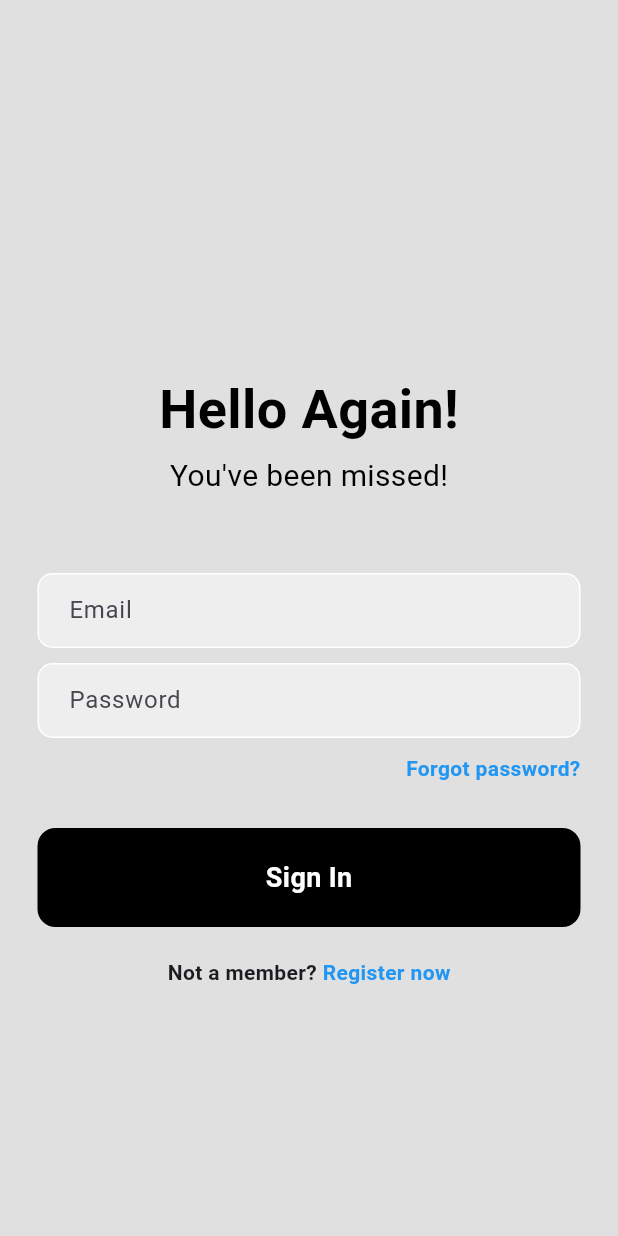
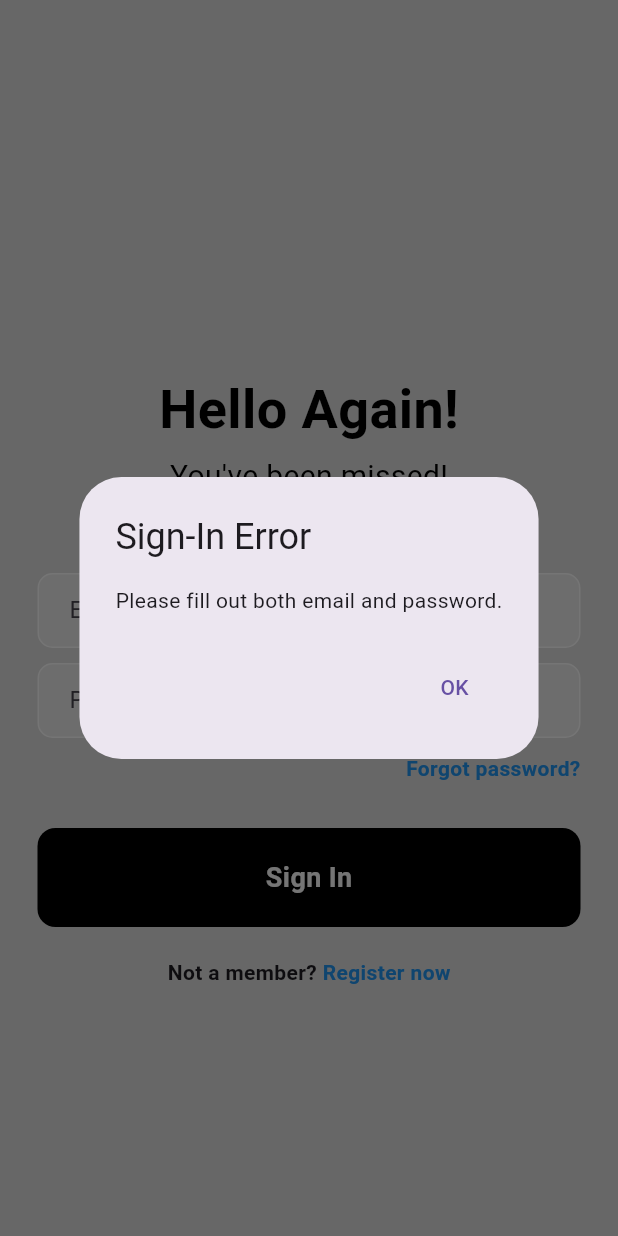
Before and after one commit to AndrewGallovich/TacoPrime, a Flutter app: the screen it shows after launch, after a tap on "Sign In", on a phone screen of 412 x 824 dp. Run offline on Flutter 3.47's test engine with Material 3 defaults, Android fonts, the phone set to English and light mode, and no system bars; our stand-ins replace cloud_firestore, firebase_auth, firebase_core, firebase_database, firebase_messaging, firebase_storage and 3 more; accounts and stored records are empty; key blocks and very long unbroken strings in the code were emptied for the run.

Commit message:
Added error catching and displaying functionality to the login and forgot password page.

```diff
--- a/lib/pages/login_page.dart
+++ b/lib/pages/login_page.dart
@@ -1,6 +1,6 @@
-import "package:firebase_auth/firebase_auth.dart";
-import "package:flutter/material.dart";
-import "package:tacoprime/pages/forgot_password_page.dart";
+import 'package:firebase_auth/firebase_auth.dart';
+import 'package:flutter/material.dart';
+import 'package:tacoprime/pages/forgot_password_page.dart';
 
 class LoginPage extends StatefulWidget {
   final VoidCallback showRegisterPage;
@@ -11,24 +11,100 @@ class LoginPage extends StatefulWidget {
 }
 
 class _LoginPageState extends State<LoginPage> {
-
   // Text Controllers
-
   final _emailController = TextEditingController();
   final _passwordController = TextEditingController();
-
-Future signIn() async {
-  await FirebaseAuth.instance.signInWithEmailAndPassword(
-    email: _emailController.text.trim(),
-    password: _passwordController.text.trim()
-    );
-}
 
   @override
   void dispose() {
     _emailController.dispose();
     _passwordController.dispose();
     super.dispose();
+  }
+
+  // Basic email regex validation
+  bool _emailValid(String email) {
+    final regex = RegExp(
+      r"^[a-zA-Z0-9.!#$%&'*+/=?^_`{|}~-]+@"
+      r"[a-zA-Z0-9-]+(?:\.[a-zA-Z0-9-]+)*$",
+    );
+    return regex.hasMatch(email);
+  }
+
+  // Display an alert dialog with the given error
+  void _showErrorDialog(String message) {
+    showDialog(
+      context: context,
+      builder: (context) => AlertDialog(
+        title: const Text('Sign‐In Error'),
+        content: Text(message),
+        actions: [
+          TextButton(
+            onPressed: () => Navigator.of(context).pop(),
+            child: const Text('OK'),
+          ),
+        ],
+      ),
+    );
+  }
+
+  Future<void> _signIn() async {
+    final email = _emailController.text.trim();
+    final password = _passwordController.text.trim();
+
+    // Validate inputs
+    if (email.isEmpty || password.isEmpty) {
+      _showErrorDialog('Please fill out both email and password.');
+      return;
+    }
+    if (!_emailValid(email)) {
+      _showErrorDialog('Please enter a valid email address.');
+      return;
+    }
+
+    try {
+      // Attempt Firebase sign‑in
+      await FirebaseAuth.instance.signInWithEmailAndPassword(
+        email: email,
+        password: password,
+      );
+      // On success, Firebase will automatically update the auth state
+    } on FirebaseAuthException catch (e) {
+      String errorMessage;
+      switch (e.code) {
+        case 'user-not-found':
+          errorMessage =
+              'No account found for that email. Please register first.';
+          break;
+        case 'wrong-password':
+          errorMessage = 'Incorrect password. Please try again.';
+          break;
+        case 'invalid-email':
+          errorMessage =
+              'The email address is invalid. Please check and try again.';
+          break;
+        case 'user-disabled':
+          errorMessage =
+              'This account has been disabled. Contact support if this seems wrong.';
+          break;
+        case 'too-many-requests':
+          errorMessage =
+              'Too many failed attempts. Please wait a moment and try again.';
+          break;
+        case 'invalid-credential':
+          // covers both wrong-password and user-not-found when enumeration protection is on
+          errorMessage =
+              'Invalid email or password. Please try again.';
+          break;
+        default:
+          errorMessage =
+              e.message ?? 'An unknown error occurred. Please try again.';
+      }
+      _showErrorDialog(errorMessage);
+    } catch (_) {
+      _showErrorDialog(
+          'An unexpected error occurred. Please check your connection and try again.');
+    }
   }
 
   @override
@@ -45,50 +121,37 @@ Future signIn() async {
             child: Column(
               mainAxisAlignment: MainAxisAlignment.center,
               children: [
-
-              SizedBox(height: 25),
-
-              // Hello Again
-
-              Text(
+                const SizedBox(height: 25),
+                const Text(
                   'Hello Again!',
                   style: TextStyle(
                     fontSize: 36,
                     fontWeight: FontWeight.bold,
                     color: Colors.black,
-                )
                   ),
-
-              SizedBox(height: 5),
-
-              Text(
+                ),
+                const SizedBox(height: 5),
+                const Text(
                   'You\'ve been missed!',
-                style: TextStyle(
-                  fontSize: 20,
-                  color: Colors.black,
-                )
+                  style: TextStyle(fontSize: 20, color: Colors.black),
                 ),
-
-
-              SizedBox(height: 50),
+                const SizedBox(height: 50),
 
                 // Email text field
-
                 Padding(
                   padding: const EdgeInsets.symmetric(horizontal: 25),
                   child: Container(
                     decoration: BoxDecoration(
                       color: Colors.grey[200],
-                    border: Border.all(
-                      color: Colors.white,
-                    ),
+                      border: Border.all(color: Colors.white),
                       borderRadius: BorderRadius.circular(10),
                     ),
                     child: Padding(
                       padding: const EdgeInsets.only(left: 20),
                       child: TextField(
                         controller: _emailController,
-                      decoration: InputDecoration(
+                        keyboardType: TextInputType.emailAddress,
+                        decoration: const InputDecoration(
                           hintText: 'Email',
                           border: InputBorder.none,
                         ),
@@ -96,19 +159,15 @@ Future signIn() async {
                     ),
                   ),
                 ),
-
-              SizedBox(height: 10),
+                const SizedBox(height: 10),
 
                 // Password text field
-
                 Padding(
                   padding: const EdgeInsets.symmetric(horizontal: 25),
                   child: Container(
                     decoration: BoxDecoration(
                       color: Colors.grey[200],
-                    border: Border.all(
-                      color: Colors.white,
-                    ),
+                      border: Border.all(color: Colors.white),
                       borderRadius: BorderRadius.circular(10),
                     ),
                     child: Padding(
@@ -116,7 +175,7 @@ Future signIn() async {
                       child: TextField(
                         controller: _passwordController,
                         obscureText: true,
-                      decoration: InputDecoration(
+                        decoration: const InputDecoration(
                           hintText: 'Password',
                           border: InputBorder.none,
                         ),
@@ -124,11 +183,9 @@ Future signIn() async {
                     ),
                   ),
                 ),
-
-              SizedBox(height: 10),
+                const SizedBox(height: 10),
 
                 // Forgot password
-
                 Padding(
                   padding: const EdgeInsets.symmetric(horizontal: 25),
                   child: Row(
@@ -136,13 +193,14 @@ Future signIn() async {
                     children: [
                       GestureDetector(
                         onTap: () {
-                        Navigator.push(context, MaterialPageRoute(builder:(context) {
-                              return ForgotPasswordPage();
-                            },
+                          Navigator.push(
+                            context,
+                            MaterialPageRoute(
+                              builder: (_) => const ForgotPasswordPage(),
                             ),
                           );
                         },
-                      child: Text(
+                        child: const Text(
                           'Forgot password?',
                           style: TextStyle(
                             color: Colors.blue,
@@ -153,22 +211,20 @@ Future signIn() async {
                     ],
                   ),
                 ),
+                const SizedBox(height: 30),
 
-              SizedBox(height: 30),
-
-              // Sign in button
-
+                // Sign In button
                 Padding(
                   padding: const EdgeInsets.symmetric(horizontal: 25.0),
                   child: GestureDetector(
-                  onTap: signIn,
+                    onTap: _signIn,
                     child: Container(
                       padding: const EdgeInsets.all(20),
                       decoration: BoxDecoration(
                         color: Colors.black,
                         borderRadius: BorderRadius.circular(12),
                       ),
-                  child: Center(
+                      child: const Center(
                         child: Text(
                           'Sign In',
                           style: TextStyle(
@@ -183,21 +239,17 @@ Future signIn() async {
                 ),
                 const SizedBox(height: 20),
 
-
-              // Not a member yet? Sign up
-
+                // Not a member yet? Register now
                 Row(
                   mainAxisAlignment: MainAxisAlignment.center,
                   children: [
-                Text(
+                    const Text(
                       'Not a member?',
-                  style: TextStyle(
-                  fontWeight: FontWeight.bold,
-                  ),
+                      style: TextStyle(fontWeight: FontWeight.bold),
                     ),
                     GestureDetector(
                       onTap: widget.showRegisterPage,
-                  child: Text(
+                      child: const Text(
                         ' Register now',
                         style: TextStyle(
                           color: Colors.blue,
```
Also changed, not shown: lib/pages/forgot_password_page.dart (+66 -42 lines). Lines whose indentation alone changed are shown as unchanged.
